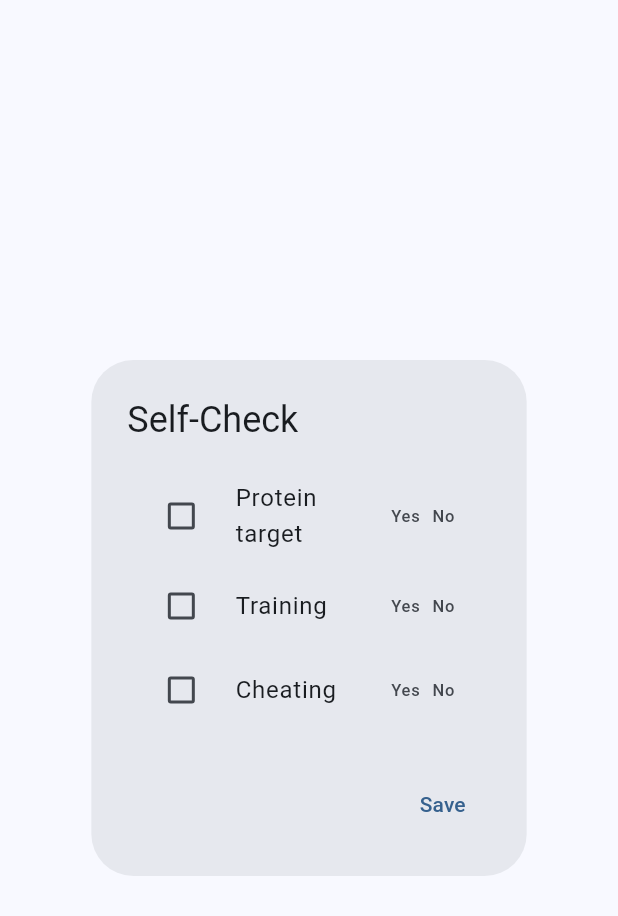
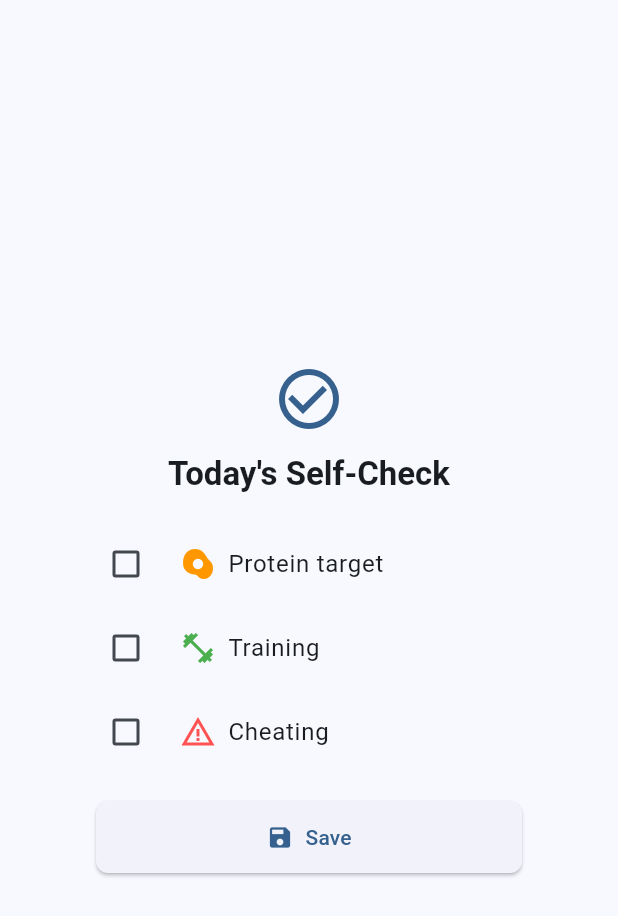
Before and after one commit to CODEMASTERSTACK/fitc, a Flutter app: the SelfCheckDialog widget shown alone on an empty page, opened directly with empty values, on a phone screen of 412 x 824 dp. Shown: the top 916 px of the screen. Run offline on Flutter 3.47's test engine with Material 3 defaults, Android fonts, the phone set to English and light mode, and no system bars; our stand-ins replace chewie, shared_preferences, video_player; accounts and stored records are empty; network calls fail.

Commit message:
Updating the excersive plans

```diff
--- a/lib/widgets/self_check_dialog.dart
+++ b/lib/widgets/self_check_dialog.dart
@@ -16,57 +16,79 @@ class _SelfCheckDialogState extends State<SelfCheckDialog> {
 
   @override
   Widget build(BuildContext context) {
-    return AlertDialog(
-      title: const Text('Self-Check'),
-      content: Column(
+    return Dialog(
+      shape: RoundedRectangleBorder(borderRadius: BorderRadius.circular(16)),
+      backgroundColor: Theme.of(context).colorScheme.surface,
+      child: Padding(
+        padding: const EdgeInsets.symmetric(horizontal: 24, vertical: 28),
+        child: Column(
           mainAxisSize: MainAxisSize.min,
           children: [
+            Icon(
+              Icons.check_circle_outline,
+              color: Theme.of(context).colorScheme.primary,
+              size: 48,
+            ),
+            const SizedBox(height: 12),
+            Text(
+              "Today's Self-Check",
+              style: Theme.of(
+                context,
+              ).textTheme.titleLarge?.copyWith(fontWeight: FontWeight.bold),
+              textAlign: TextAlign.center,
+            ),
+            const SizedBox(height: 18),
             CheckboxListTile(
-            title: const Text('Protein target'),
+              title: Row(
+                children: [
+                  Icon(Icons.egg_alt, color: Colors.orange),
+                  const SizedBox(width: 8),
+                  const Text('Protein target'),
+                ],
+              ),
               value: proteinTarget,
               onChanged: (val) => setState(() => proteinTarget = val ?? false),
               controlAffinity: ListTileControlAffinity.leading,
-            secondary: Row(
-              mainAxisSize: MainAxisSize.min,
+              contentPadding: EdgeInsets.zero,
+            ),
+            CheckboxListTile(
+              title: Row(
                 children: [
-                const Text('Yes'),
+                  Icon(Icons.fitness_center, color: Colors.green),
                   const SizedBox(width: 8),
-                const Text('No'),
+                  const Text('Training'),
                 ],
               ),
-          ),
-          CheckboxListTile(
-            title: const Text('Training'),
               value: training,
               onChanged: (val) => setState(() => training = val ?? false),
               controlAffinity: ListTileControlAffinity.leading,
-            secondary: Row(
-              mainAxisSize: MainAxisSize.min,
+              contentPadding: EdgeInsets.zero,
+            ),
+            CheckboxListTile(
+              title: Row(
                 children: [
-                const Text('Yes'),
+                  Icon(Icons.warning_amber, color: Colors.redAccent),
                   const SizedBox(width: 8),
-                const Text('No'),
+                  const Text('Cheating'),
                 ],
               ),
-          ),
-          CheckboxListTile(
-            title: const Text('Cheating'),
               value: cheating,
               onChanged: (val) => setState(() => cheating = val ?? false),
               controlAffinity: ListTileControlAffinity.leading,
-            secondary: Row(
-              mainAxisSize: MainAxisSize.min,
-              children: [
-                const Text('Yes'),
-                const SizedBox(width: 8),
-                const Text('No'),
-              ],
+              contentPadding: EdgeInsets.zero,
+            ),
+            const SizedBox(height: 18),
+            SizedBox(
+              width: double.infinity,
+              child: ElevatedButton.icon(
+                icon: const Icon(Icons.save),
+                label: const Text('Save'),
+                style: ElevatedButton.styleFrom(
+                  padding: const EdgeInsets.symmetric(vertical: 14),
+                  shape: RoundedRectangleBorder(
+                    borderRadius: BorderRadius.circular(8),
                   ),
                 ),
-        ],
-      ),
-      actions: [
-        TextButton(
                 onPressed: () async {
                   final prefs = await SharedPreferences.getInstance();
                   final todayKey = _getTodayKey();
@@ -74,9 +96,11 @@ class _SelfCheckDialogState extends State<SelfCheckDialog> {
                   widget.onSaved();
                   Navigator.of(context).pop();
                 },
-          child: const Text('Save'),
+              ),
             ),
           ],
+        ),
+      ),
     );
   }
 
```
Lines whose indentation alone changed are shown as unchanged.
